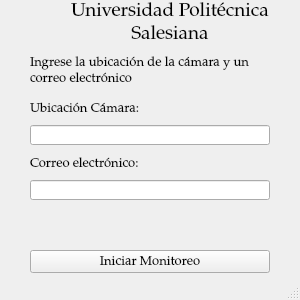
spardoc/Deteccion_De_Armas, file Client_Side/UI/settings_window.ui: the form before one commit.
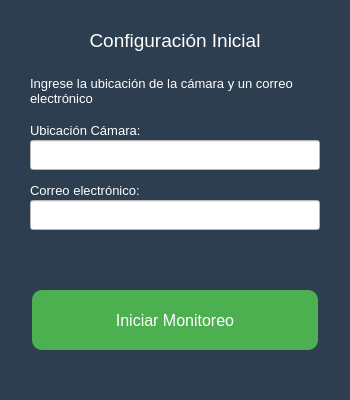
The form after the commit. Icons and pictures are not drawn.

```diff
--- a/Client_Side/UI/settings_window.ui
+++ b/Client_Side/UI/settings_window.ui
@@ -6,14 +6,14 @@
    <rect>
     <x>0</x>
     <y>0</y>
-    <width>300</width>
-    <height>300</height>
+    <width>350</width>
+    <height>400</height>
    </rect>
   </property>
   <property name="minimumSize">
    <size>
-    <width>300</width>
-    <height>300</height>
+    <width>350</width>
+    <height>400</height>
    </size>
   </property>
   <property name="maximumSize">
@@ -26,26 +26,75 @@
    <string>Deteccion de arma</string>
   </property>
   <property name="styleSheet">
-   <string notr="true">QLabel {
-    background-image: url(:/images/UPS_logo.jpeg);
-    background-repeat: no-repeat;
-    background-position: center;
-}
-</string>
+   <string notr="true">
+      QWidget {
+        background-color: #2c3e50;
+      }
+      QLabel {
+        color: white;
+      }
+      QLineEdit {
+        background-color: white;
+        color: black;
+        padding: 5px;
+      }
+      QPushButton {
+        background-color: #4CAF50; /* Green */
+        border: none;
+        color: white;
+        padding: 10px;
+        text-align: center;
+        text-decoration: none;
+        display: inline-block;
+        font-size: 16px;
+        margin: 10px 2px;
+        cursor: pointer;
+        border-radius: 10px;
+        min-height: 40px; /* Asegura que los botones sean suficientemente altos */
+      }
+      QPushButton:hover {
+        background-color: #45a049;
+      }
+    </string>
   </property>
   <widget class="QWidget" name="centralwidget">
    <widget class="QLabel" name="label">
     <property name="geometry">
      <rect>
       <x>30</x>
-      <y>50</y>
-      <width>241</width>
+      <y>20</y>
+      <width>290</width>
+      <height>40</height>
+     </rect>
+    </property>
+    <property name="font">
+     <font>
+      <family>Arial</family>
+      <pointsize>14</pointsize>
+     </font>
+    </property>
+    <property name="text">
+     <string>Configuración Inicial</string>
+    </property>
+    <property name="alignment">
+     <set>Qt::AlignCenter</set>
+    </property>
+    <property name="wordWrap">
+     <bool>true</bool>
+    </property>
+   </widget>
+   <widget class="QLabel" name="label_description">
+    <property name="geometry">
+     <rect>
+      <x>30</x>
+      <y>70</y>
+      <width>290</width>
       <height>41</height>
      </rect>
     </property>
     <property name="font">
      <font>
-      <family>Palatino Linotype</family>
+      <family>Arial</family>
       <pointsize>10</pointsize>
      </font>
     </property>
@@ -63,14 +112,14 @@
     <property name="geometry">
      <rect>
       <x>30</x>
-      <y>101</y>
-      <width>121</width>
-      <height>16</height>
+      <y>120</y>
+      <width>150</width>
+      <height>20</height>
      </rect>
     </property>
     <property name="font">
      <font>
-      <family>Palatino Linotype</family>
+      <family>Arial</family>
       <pointsize>10</pointsize>
      </font>
     </property>
@@ -82,14 +131,14 @@
     <property name="geometry">
      <rect>
       <x>30</x>
-      <y>156</y>
-      <width>121</width>
-      <height>16</height>
+      <y>180</y>
+      <width>150</width>
+      <height>20</height>
      </rect>
     </property>
     <property name="font">
      <font>
-      <family>Palatino Linotype</family>
+      <family>Arial</family>
       <pointsize>10</pointsize>
      </font>
     </property>
@@ -97,32 +146,13 @@
      <string>Correo electrónico:</string>
     </property>
    </widget>
-   <widget class="QPushButton" name="pushButton">
-    <property name="geometry">
-     <rect>
-      <x>30</x>
-      <y>250</y>
-      <width>240</width>
-      <height>23</height>
-     </rect>
-    </property>
-    <property name="font">
-     <font>
-      <family>Palatino Linotype</family>
-      <pointsize>10</pointsize>
-     </font>
-    </property>
-    <property name="text">
-     <string>Iniciar Monitoreo</string>
-    </property>
-   </widget>
    <widget class="QLineEdit" name="location_input">
     <property name="geometry">
      <rect>
       <x>30</x>
-      <y>125</y>
-      <width>240</width>
-      <height>20</height>
+      <y>140</y>
+      <width>290</width>
+      <height>30</height>
      </rect>
     </property>
    </widget>
@@ -130,65 +160,56 @@
     <property name="geometry">
      <rect>
       <x>30</x>
-      <y>180</y>
-      <width>240</width>
-      <height>20</height>
-     </rect>
-    </property>
-   </widget>
-   <widget class="QLabel" name="label_4">
-    <property name="geometry">
-     <rect>
-      <x>50</x>
-      <y>0</y>
-      <width>240</width>
-      <height>51</height>
-     </rect>
-    </property>
-    <property name="font">
-     <font>
-      <family>Palatino Linotype</family>
-      <pointsize>14</pointsize>
-     </font>
-    </property>
-    <property name="text">
-     <string>Universidad Politécnica Salesiana</string>
-    </property>
-    <property name="textFormat">
-     <enum>Qt::RichText</enum>
-    </property>
-    <property name="alignment">
-     <set>Qt::AlignCenter</set>
-    </property>
-    <property name="wordWrap">
-     <bool>true</bool>
-    </property>
-   </widget>
-   <widget class="QLabel" name="label_5">
-    <property name="geometry">
-     <rect>
-      <x>10</x>
-      <y>10</y>
-      <width>41</width>
-      <height>31</height>
-     </rect>
-    </property>
-    <property name="text">
-     <string/>
-    </property>
-    <property name="pixmap">
-     <pixmap>images/UPS_logo.jpeg</pixmap>
-    </property>
-    <property name="scaledContents">
-     <bool>true</bool>
-    </property>
-   </widget>
-   <widget class="QLabel" name="img_label">
-    <property name="geometry">
-     <rect>
-      <x>120</x>
       <y>200</y>
-      <width>51</width>
+      <width>290</width>
+      <height>30</height>
+     </rect>
+    </property>
+   </widget>
+   <widget class="QPushButton" name="pushButton">
+    <property name="geometry">
+     <rect>
+      <x>30</x>
+      <y>280</y>
+      <width>290</width>
+      <height>50</height>
+     </rect>
+    </property>
+    <property name="font">
+     <font>
+      <family>Arial</family>
+      <pointsize>14</pointsize>
+     </font>
+    </property>
+    <property name="text">
+     <string>Iniciar Monitoreo</string>
+    </property>
+   </widget>
+   <widget class="QLabel" name="label_ups_logo">
+    <property name="geometry">
+     <rect>
+      <x>10</x>
+      <y>10</y>
+      <width>41</width>
+      <height>41</height>
+     </rect>
+    </property>
+    <property name="text">
+     <string/>
+    </property>
+    <property name="pixmap">
+     <pixmap>images/UPS_logo.png</pixmap>
+    </property>
+    <property name="scaledContents">
+     <bool>true</bool>
+    </property>
+   </widget>
+   <widget class="QLabel" name="label_custom_logo">
+    <property name="geometry">
+     <rect>
+      <x>300</x>
+      <y>10</y>
+      <width>41</width>
       <height>41</height>
      </rect>
     </property>
```
Left out of the diff: 10 changed lines with no effect on the pictures.
